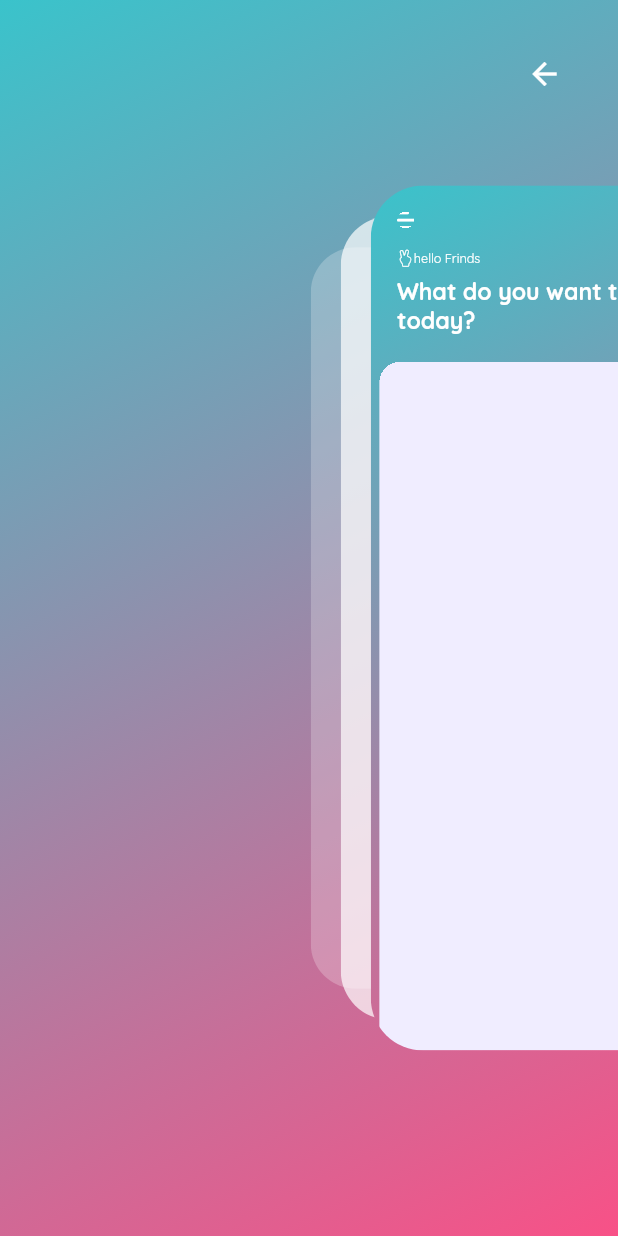
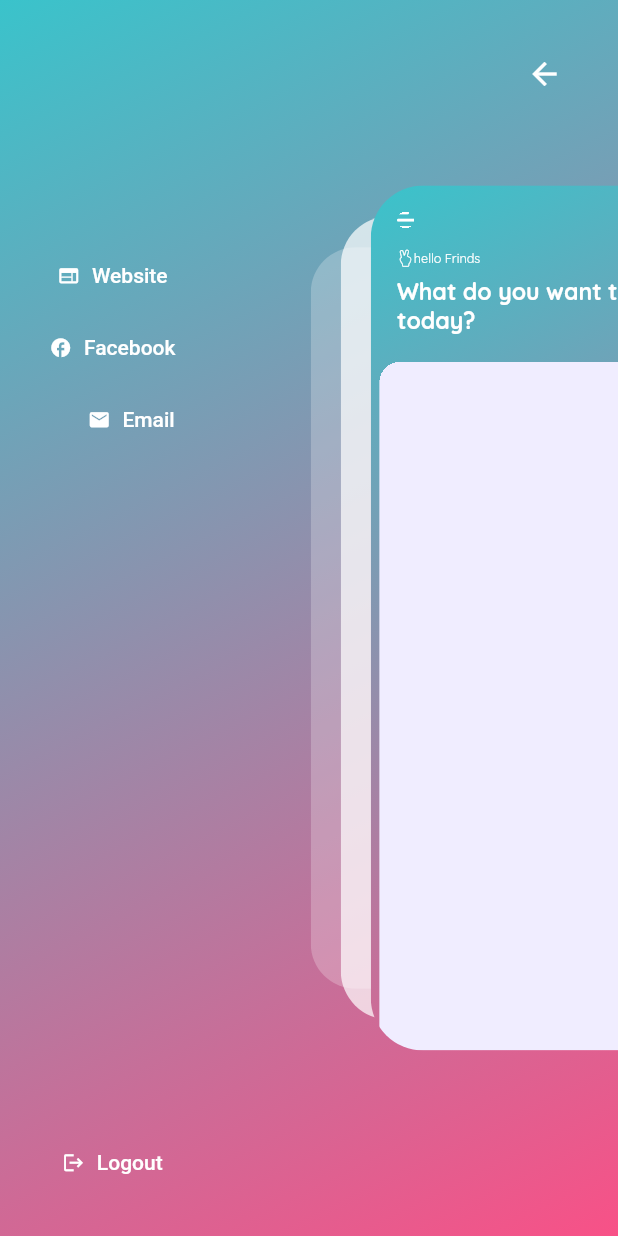
Before and after one commit to avi-kr/flutterstudyapp, a Flutter app: the HomeScreen screen opened by its route, after a tap on an icon or button, on a phone screen of 412 x 824 dp. Run offline on Flutter 3.47's test engine with Material 2 defaults, Android fonts, the phone set to English and light mode, and no system bars; drawn by our look-alikes of flutter_zoom_drawer; our stand-ins replace cached_network_image, cloud_firestore, firebase_auth, firebase_core, firebase_storage, flutter_svg and 4 more; accounts and stored records are empty; project files that could hold a hidden picture were left out.

Commit message:
drawer buttons added; signout added

```diff
--- a/lib/controller/auth_controller.dart
+++ b/lib/controller/auth_controller.dart
@@ -45,12 +45,26 @@ class AuthController extends GetxController {
     }
   }
 
+  User? getUser() {
+    _user.value = _auth.currentUser;
+    return _user.value;
+  }
+
   saveUser(GoogleSignInAccount account) {
     userRF.doc(account.email).set({
       "email": account.email,
       "name": account.displayName,
       "profile_photo": account.photoUrl
     });
+  }
+
+  Future<void> signOut() async {
+    AppLogger.d("sign out");
+    try {
+      _auth.signOut();
+    } on FirebaseAuthException catch (e) {
+      AppLogger.e(e);
+    }
   }
 
   void navigateToIntroduction() {
--- a/lib/controller/zoom_drawer_controller.dart
+++ b/lib/controller/zoom_drawer_controller.dart
@@ -1,15 +1,17 @@
+import 'package:flutter_study_app/controller/auth_controller.dart';
 import 'package:get/get.dart';
 import 'package:flutter_zoom_drawer/flutter_zoom_drawer.dart';
 import 'package:url_launcher/url_launcher.dart';
+import 'package:firebase_auth/firebase_auth.dart';
 
 class MyZoomDrawerController extends GetxController {
   final zoomDrawerController = ZoomDrawerController();
+  Rxn<User?> user = Rxn();
 
   @override
   void onReady() {
-
+    user.value = Get.find<AuthController>().getUser();
     super.onReady();
-
   }
 
   void toggleDrawer() {
@@ -17,11 +19,15 @@ class MyZoomDrawerController extends GetxController {
     update();
   }
 
-  void signOut() {}
+  void signOut() {
+    Get.find<AuthController>().signOut();
+  }
 
   void signIn() {}
 
-  void website() {}
+  void website() {
+    _launch("avi-kr@github.io");
+  }
 
   void email() {
     final Uri emailLaunchUri =
@@ -34,4 +40,8 @@ class MyZoomDrawerController extends GetxController {
       throw 'Could not launch  $url';
     }
   }
+
+  facebook() {
+    _launch("https://www.facebook.com");
+  }
 }
--- a/lib/screens/home/menu_screen.dart
+++ b/lib/screens/home/menu_screen.dart
@@ -26,10 +26,61 @@ class MenuScreen extends GetView<MyZoomDrawerController> {
                 right: 0,
                 child: BackButton(
                   color: Colors.white,
-                onPressed: (){
+                  onPressed: () {
                     controller.toggleDrawer();
                   },
-              ))
+                ),
+              ),
+              Padding(
+                padding: EdgeInsets.only(
+                  right: MediaQuery.of(context).size.width * 0.3,
+                ),
+                child: Column(
+                  children: [
+                    Obx(
+                      () => controller.user.value == null
+                          ? const SizedBox()
+                          : Text(
+                              controller.user.value!.displayName ?? '',
+                              style: const TextStyle(
+                                fontWeight: FontWeight.w900,
+                                fontSize: 18,
+                                color: onSurfaceTextColor,
+                              ),
+                            ),
+                    ),
+                    const Spacer(
+                      flex: 1,
+                    ),
+                    _DrawerButton(
+                      icon: Icons.web,
+                      label: "Website",
+                      onPressed: () => controller.website(),
+                    ),
+                    _DrawerButton(
+                      icon: Icons.facebook,
+                      label: "Facebook",
+                      onPressed: () => controller.facebook(),
+                    ),
+                    Padding(
+                      padding: const EdgeInsets.only(left: 25),
+                      child: _DrawerButton(
+                        icon: Icons.email,
+                        label: "Email",
+                        onPressed: () => controller.email(),
+                      ),
+                    ),
+                    const Spacer(
+                      flex: 4,
+                    ),
+                    _DrawerButton(
+                      icon: Icons.logout,
+                      label: "Logout",
+                      onPressed: () => controller.signOut(),
+                    ),
+                  ],
+                ),
+              )
             ],
           ),
         ),
@@ -37,3 +88,28 @@ class MenuScreen extends GetView<MyZoomDrawerController> {
     );
   }
 }
+
+class _DrawerButton extends StatelessWidget {
+  final IconData icon;
+  final String label;
+  final VoidCallback? onPressed;
+
+  const _DrawerButton({
+    Key? key,
+    required this.icon,
+    required this.label,
+    this.onPressed,
+  }) : super(key: key);
+
+  @override
+  Widget build(BuildContext context) {
+    return TextButton.icon(
+      onPressed: onPressed,
+      icon: Icon(
+        icon,
+        size: 15,
+      ),
+      label: Text(label),
+    );
+  }
+}
```
Lines whose indentation alone changed are shown as unchanged.
